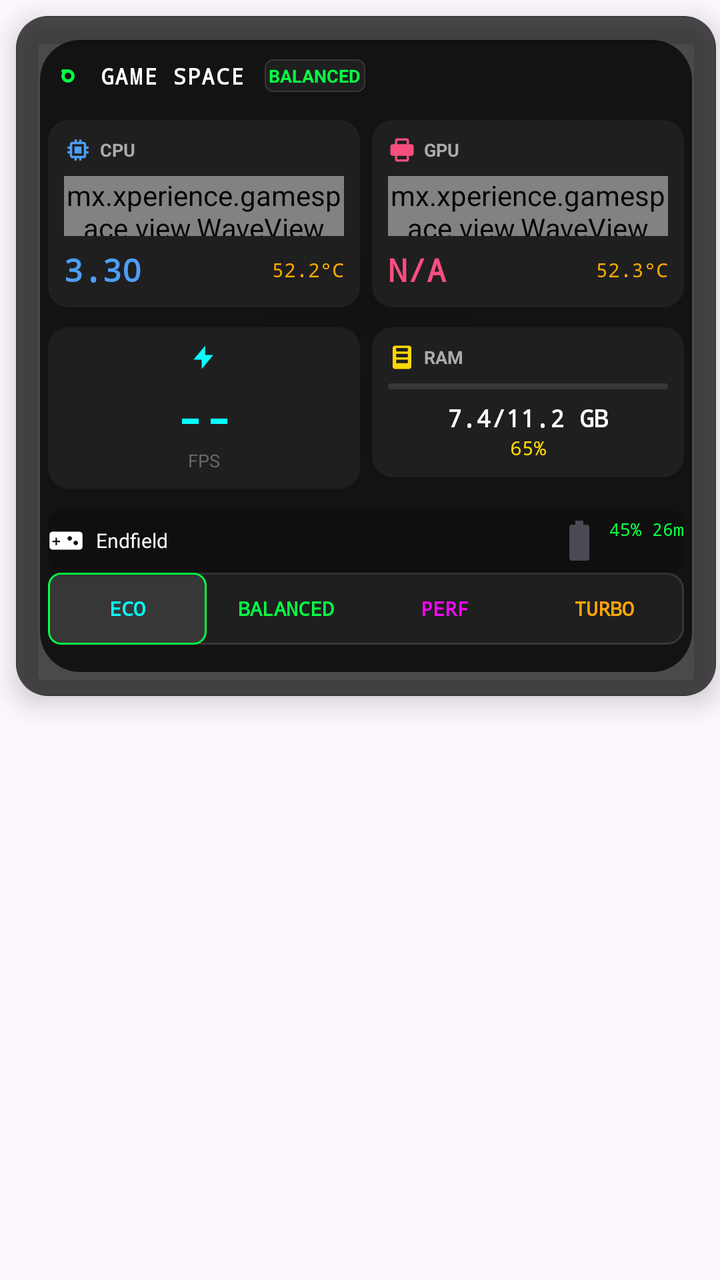
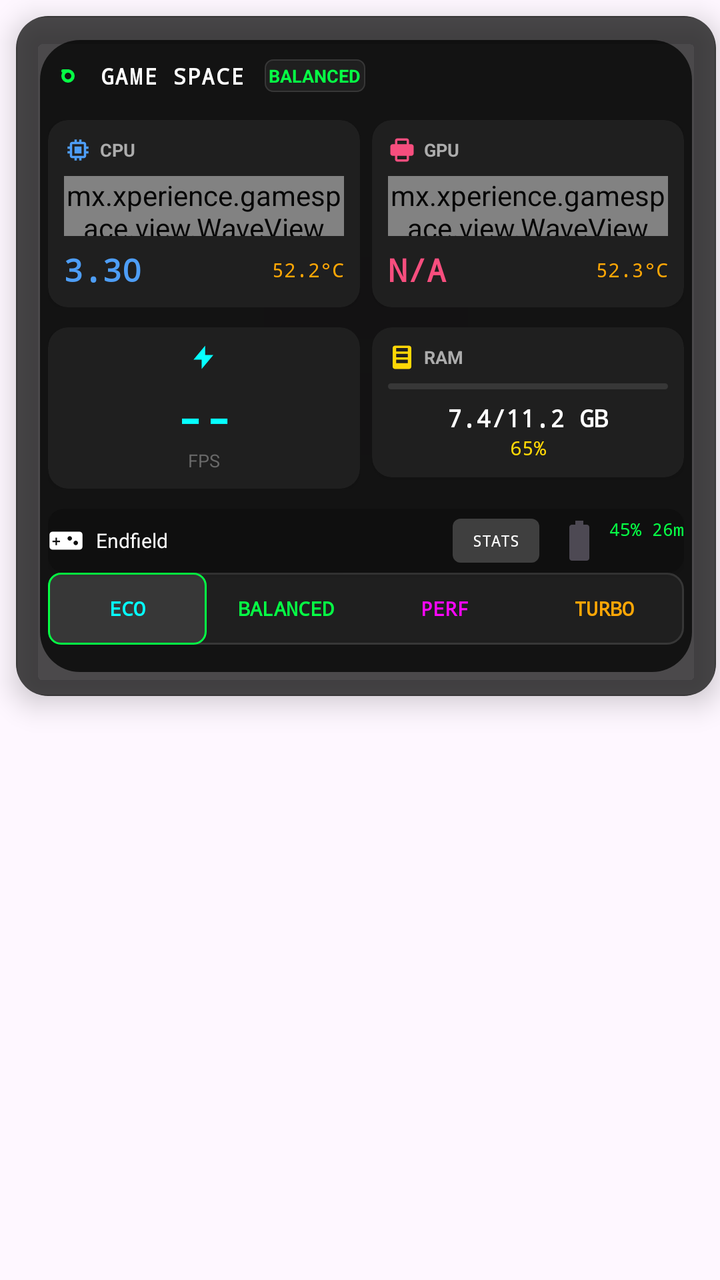

Screens rendered from an Android XML layout before and after an edit, with the pre-edit source and the edit as a unified diff.
<!-- AndroidManifest.xml: application theme Theme.GameSpace -->
<!-- res/layout/overlay_game_panel_original.xml -->
<?xml version="1.0" encoding="utf-8"?>
<FrameLayout xmlns:android="http://schemas.android.com/apk/res/android"
    xmlns:app="http://schemas.android.com/apk/res-auto"
    android:layout_width="wrap_content"
    android:layout_height="wrap_content"
    android:background="@android:color/transparent">

    <View
        android:id="@+id/outside_touch"
        android:layout_width="match_parent"
        android:layout_height="match_parent"
        android:background="@android:color/transparent" />

    
    <androidx.cardview.widget.CardView
        android:id="@+id/panel_background"
        android:layout_width="350dp"
        android:layout_height="340dp"
        app:cardBackgroundColor="@android:color/transparent"
        app:cardCornerRadius="16dp"
        app:cardElevation="8dp"
        android:layout_margin="8dp">

        <FrameLayout
            android:layout_width="match_parent"
            android:layout_height="wrap_content"
            android:padding="12dp"
            android:alpha="0.98"
            android:background="@drawable/bg_panel_dark">  

            
            <View
                android:id="@+id/panel_blur_background"
                android:layout_width="match_parent"
                android:layout_height="match_parent"
                android:background="@drawable/bg_gaming_blur" />

            
            <LinearLayout
                android:layout_width="match_parent"
                android:layout_height="wrap_content"
                android:orientation="vertical"
                android:padding="4dp">  

                
                <LinearLayout
                    android:layout_width="match_parent"
                    android:layout_height="28dp"
                    android:layout_marginBottom="8dp"
                    android:gravity="center_vertical">

                    <ImageView
                        android:layout_width="20dp"
                        android:layout_height="20dp"
                        android:src="@drawable/ic_gaming_logo"
                        android:tint="#00FF41" />

                    <TextView
                        android:layout_width="wrap_content"
                        android:layout_height="wrap_content"
                        android:layout_marginStart="6dp"
                        android:fontFamily="monospace"
                        android:letterSpacing="0.05"
                        android:text="GAME SPACE"
                        android:textColor="#FFFFFF"
                        android:textSize="11sp"
                        android:textStyle="bold" />
                    <LinearLayout
                        android:layout_width="wrap_content"
                        android:layout_height="wrap_content"
                        android:layout_marginStart="10dp">
                        
                        <TextView
                            android:id="@+id/mode_indicator"
                            android:layout_width="wrap_content"
                            android:layout_height="wrap_content"
                            android:layout_gravity="end"
                            android:background="@drawable/bg_mode_indicator"
                            android:padding="2dp"
                            android:text="BALANCED"
                            android:textColor="#00FF41"
                            android:textSize="9sp"
                            android:textStyle="bold" />
                    </LinearLayout>
                </LinearLayout>


                
                <LinearLayout
                    android:layout_width="match_parent"
                    android:layout_height="wrap_content"
                    android:layout_marginBottom="10dp"
                    android:orientation="horizontal">

                    
                    <androidx.cardview.widget.CardView
                        android:layout_width="0dp"
                        android:layout_height="wrap_content"
                        android:layout_marginEnd="6dp"
                        android:layout_weight="1"
                        android:backgroundTint="#1A1A1A"
                        app:cardCornerRadius="10dp"
                        app:cardElevation="2dp">

                        <LinearLayout
                            android:layout_width="match_parent"
                            android:layout_height="wrap_content"
                            android:orientation="vertical"
                            android:padding="8dp">  

                            
                            <LinearLayout
                                android:layout_width="match_parent"
                                android:layout_height="wrap_content"
                                android:layout_marginBottom="6dp"
                                android:gravity="center_vertical">

                                <ImageView
                                    android:layout_width="14dp"
                                    android:layout_height="14dp"
                                    android:src="@drawable/ic_cpu"
                                    android:tint="#4a9cf7" />

                                <TextView
                                    android:layout_width="wrap_content"
                                    android:layout_height="wrap_content"
                                    android:layout_marginStart="4dp"
                                    android:text="CPU"
                                    android:textColor="#AAAAAA"
                                    android:textSize="9sp"
                                    android:textStyle="bold" />
                            </LinearLayout>

                            
                            <mx.xperience.gamespace.view.WaveView
                                android:id="@+id/cpu_chart"
                                android:layout_width="match_parent"
                                android:layout_height="30dp"
                                android:layout_marginBottom="6dp" />

                            
                            <LinearLayout
                                android:layout_width="match_parent"
                                android:layout_height="wrap_content"
                                android:gravity="center_vertical"
                                android:orientation="horizontal">

                                <TextView
                                    android:id="@+id/cpu_val"
                                    android:layout_width="0dp"
                                    android:layout_height="wrap_content"
                                    android:layout_weight="1"
                                    android:fontFamily="monospace"
                                    android:text="3.30"
                                    android:textColor="#4a9cf7"
                                    android:textSize="16sp"
                                    android:textStyle="bold" />

                                <TextView
                                    android:id="@+id/cpu_temp"
                                    android:layout_width="wrap_content"
                                    android:layout_height="wrap_content"
                                    android:fontFamily="monospace"
                                    android:text="52.2°C"
                                    android:textColor="#FFA500"
                                    android:textSize="10sp" />
                            </LinearLayout>

                           
                        </LinearLayout>
                    </androidx.cardview.widget.CardView>

                    
                    <androidx.cardview.widget.CardView
                        android:layout_width="0dp"
                        android:layout_height="wrap_content"
                        android:layout_weight="1"
                        android:backgroundTint="#1A1A1A"
                        app:cardCornerRadius="10dp"
                        app:cardElevation="2dp">

                        <LinearLayout
                            android:layout_width="match_parent"
                            android:layout_height="wrap_content"
                            android:orientation="vertical"
                            android:padding="8dp">

                            
                            <LinearLayout
                                android:layout_width="match_parent"
                                android:layout_height="wrap_content"
                                android:layout_marginBottom="6dp"
                                android:gravity="center_vertical">

                                <ImageView
                                    android:layout_width="14dp"
                                    android:layout_height="14dp"
                                    android:src="@drawable/ic_gpu"
                                    android:tint="#f74a7b" />

                                <TextView
                                    android:layout_width="wrap_content"
                                    android:layout_height="wrap_content"
                                    android:layout_marginStart="4dp"
                                    android:text="GPU"
                                    android:textColor="#AAAAAA"
                                    android:textSize="9sp"
                                    android:textStyle="bold" />
                            </LinearLayout>

                            
                            <mx.xperience.gamespace.view.WaveView
                                android:id="@+id/gpu_chart"
                                android:layout_width="match_parent"
                                android:layout_height="30dp"
                                android:layout_marginBottom="6dp" />

                            
                            <LinearLayout
                                android:layout_width="match_parent"
                                android:layout_height="wrap_content"
                                android:gravity="center_vertical"
                                android:orientation="horizontal">

                                <TextView
                                    android:id="@+id/gpu_val"
                                    android:layout_width="0dp"
                                    android:layout_height="wrap_content"
                                    android:layout_weight="1"
                                    android:fontFamily="monospace"
                                    android:text="N/A"
                                    android:textColor="#f74a7b"
                                    android:textSize="16sp"
                                    android:textStyle="bold" />

                                <TextView
                                    android:id="@+id/gpu_temp"
                                    android:layout_width="wrap_content"
                                    android:layout_height="wrap_content"
                                    android:fontFamily="monospace"
                                    android:text="52.3°C"
                                    android:textColor="#FFA500"
                                    android:textSize="10sp" />
                            </LinearLayout>

                            
                        </LinearLayout>
                    </androidx.cardview.widget.CardView>
                </LinearLayout>

                
                <LinearLayout
                    android:layout_width="match_parent"
                    android:layout_height="wrap_content"
                    android:layout_marginBottom="10dp"
                    android:orientation="horizontal">

                    
                    <androidx.cardview.widget.CardView
                        android:layout_width="0dp"
                        android:layout_height="wrap_content"
                        android:layout_marginEnd="6dp"
                        android:layout_weight="1"
                        android:backgroundTint="#1A1A1A"
                        app:cardCornerRadius="10dp"
                        app:cardElevation="2dp">

                        <LinearLayout
                            android:layout_width="match_parent"
                            android:layout_height="wrap_content"
                            android:gravity="center"
                            android:orientation="vertical"
                            android:padding="8dp">

                            
                            <LinearLayout
                                android:layout_width="match_parent"
                                android:layout_height="wrap_content"
                                android:layout_marginBottom="6dp"
                                android:gravity="center">

                                <ImageView
                                    android:layout_width="14dp"
                                    android:layout_height="14dp"
                                    android:src="@drawable/ic_fps"
                                    android:tint="#00FFFF" />
                            </LinearLayout>

                            
                            <TextView
                                android:id="@+id/fps_counter"
                                android:layout_width="wrap_content"
                                android:layout_height="wrap_content"
                                android:fontFamily="monospace"
                                android:text="--"
                                android:textColor="#00FFFF"
                                android:textSize="24sp"
                                android:textStyle="bold" />

                            <TextView
                                android:layout_width="match_parent"
                                android:layout_height="wrap_content"
                                android:gravity="center"
                                android:text="FPS"
                                android:textColor="#666666"
                                android:textSize="9sp" />
                        </LinearLayout>
                    </androidx.cardview.widget.CardView>

                    
                    <androidx.cardview.widget.CardView
                        android:layout_width="0dp"
                        android:layout_height="wrap_content"
                        android:layout_weight="1"
                        android:backgroundTint="#1A1A1A"
                        app:cardCornerRadius="10dp"
                        app:cardElevation="2dp">

                        <LinearLayout
                            android:layout_width="match_parent"
                            android:layout_height="wrap_content"
                            android:orientation="vertical"
                            android:padding="8dp">

                            
                            <LinearLayout
                                android:layout_width="match_parent"
                                android:layout_height="wrap_content"
                                android:layout_marginBottom="6dp"
                                android:gravity="center_vertical">

                                <ImageView
                                    android:layout_width="14dp"
                                    android:layout_height="14dp"
                                    android:src="@drawable/ic_ram"
                                    android:tint="#FFD700" />

                                <TextView
                                    android:layout_width="wrap_content"
                                    android:layout_height="wrap_content"
                                    android:layout_marginStart="4dp"
                                    android:text="RAM"
                                    android:textColor="#AAAAAA"
                                    android:textSize="9sp"
                                    android:textStyle="bold" />
                            </LinearLayout>

                            
                            <androidx.core.widget.ContentLoadingProgressBar
                                android:id="@+id/ram_progress"
                                style="?android:attr/progressBarStyleHorizontal"
                                android:layout_width="match_parent"
                                android:layout_height="3dp"
                                android:layout_marginBottom="6dp"
                                android:progressDrawable="@drawable/progress_ram" />

                            
                            <TextView
                                android:id="@+id/ram_info"
                                android:layout_width="match_parent"
                                android:layout_height="wrap_content"
                                android:fontFamily="monospace"
                                android:gravity="center"
                                android:text="7.4/11.2 GB"
                                android:textColor="#FFFFFF"
                                android:textSize="12sp"
                                android:textStyle="bold" />

                            <TextView
                                android:id="@+id/ram_percent"
                                android:layout_width="match_parent"
                                android:layout_height="wrap_content"
                                android:fontFamily="monospace"
                                android:gravity="center"
                                android:text="65%"
                                android:textColor="#FFD700"
                                android:textSize="10sp" />
                        </LinearLayout>
                    </androidx.cardview.widget.CardView>
                </LinearLayout>

                
                <androidx.cardview.widget.CardView
                    android:layout_width="match_parent"
                    android:layout_height="32dp"
                    android:backgroundTint="#0A0A0A"
                    android:padding="6dp"
                    app:cardCornerRadius="8dp">

                    <LinearLayout
                        android:layout_width="match_parent"
                        android:layout_height="match_parent"
                        android:gravity="center_vertical"
                        android:orientation="horizontal">

                        <ImageView
                            android:layout_width="18dp"
                            android:layout_height="18dp"
                            android:layout_marginEnd="6dp"
                            android:src="@drawable/ic_game_controller"
                            android:tint="#FFFFFF" />

                        <TextView
                            android:id="@+id/game_name"
                            android:layout_width="0dp"
                            android:layout_height="wrap_content"
                            android:layout_weight="1"
                            android:ellipsize="end"
                            android:maxLines="1"
                            android:text="Endfield"
                            android:textColor="#FFFFFF"
                            android:textSize="10sp" />

                        <TextView
                            android:id="@+id/battery_info"
                            android:layout_width="wrap_content"
                            android:layout_height="wrap_content"
                            android:drawableStart="@drawable/ic_battery"
                            android:drawablePadding="3dp"
                            android:fontFamily="monospace"
                            android:text="45% 26m"
                            android:textColor="#00FF41"
                            android:textSize="9sp" />
                    </LinearLayout>
                </androidx.cardview.widget.CardView>

                
                <LinearLayout
                    android:layout_width="match_parent"
                    android:layout_height="36dp"
                    android:orientation="horizontal"
                    android:gravity="center"
                    android:layout_marginBottom="12dp"
                    android:background="@drawable/bg_mode_selector">

                    
                    <TextView
                        android:id="@+id/btn_power_saving"
                        android:layout_width="0dp"
                        android:layout_height="match_parent"
                        android:layout_weight="1"
                        android:gravity="center"
                        android:text="ECO"
                        android:textColor="#00FFFF"
                        android:textSize="10sp"
                        android:textStyle="bold"
                        android:background="@drawable/bg_mode_selected"
                        android:fontFamily="monospace"
                        android:padding="4dp" />

                    
                    <TextView
                        android:id="@+id/btn_balanced"
                        android:layout_width="0dp"
                        android:layout_height="match_parent"
                        android:layout_weight="1"
                        android:gravity="center"
                        android:text="BALANCED"
                        android:textColor="#00FF41"
                        android:textSize="10sp"
                        android:textStyle="bold"
                        android:fontFamily="monospace"
                        android:padding="4dp" />

                    
                    <TextView
                        android:id="@+id/btn_performance"
                        android:layout_width="0dp"
                        android:layout_height="match_parent"
                        android:layout_weight="1"
                        android:gravity="center"
                        android:text="PERF"
                        android:textColor="#FF00FF"
                        android:textSize="10sp"
                        android:textStyle="bold"
                        android:fontFamily="monospace"
                        android:padding="4dp" />

                    
                    <TextView
                        android:id="@+id/btn_turbo"
                        android:layout_width="0dp"
                        android:layout_height="match_parent"
                        android:layout_weight="1"
                        android:gravity="center"
                        android:text="TURBO"
                        android:textColor="#FFA500"
                        android:textSize="10sp"
                        android:textStyle="bold"
                        android:fontFamily="monospace"
                        android:padding="4dp" />
                </LinearLayout>
            </LinearLayout>
        </FrameLayout>
    </androidx.cardview.widget.CardView>

</FrameLayout>
<!-- resources referenced by this layout -->
<resources>
  <!-- drawable bg_gaming_blur (drawable) -->
  <?xml version="1.0" encoding="utf-8"?>
  <shape xmlns:android="http://schemas.android.com/apk/res/android">
      <solid android:color="#CC000000" />
      <corners android:radius="20dp" />
  </shape>
  <!-- drawable bg_mode_indicator (drawable) -->
  <?xml version="1.0" encoding="utf-8"?>
  <shape xmlns:android="http://schemas.android.com/apk/res/android">
      <solid android:color="#1A1A1A" />
      <corners android:radius="4dp" />
      <stroke android:width="0.5dp" android:color="#333333" />
  </shape>
  <!-- drawable bg_mode_selected (drawable) -->
  <?xml version="1.0" encoding="utf-8"?>
  <shape xmlns:android="http://schemas.android.com/apk/res/android">
      <solid android:color="#333333" />
      <corners android:radius="6dp" />
      <stroke android:width="1dp" android:color="#00FF41" />
  </shape>
  <!-- drawable bg_mode_selector (drawable) -->
  <?xml version="1.0" encoding="utf-8"?>
  <shape xmlns:android="http://schemas.android.com/apk/res/android">
      <solid android:color="#1A1A1A" />
      <corners android:radius="8dp" />
      <stroke android:width="1dp" android:color="#333333" />
  </shape>
  <!-- drawable bg_panel_dark (drawable) -->
  <?xml version="1.0" encoding="utf-8"?>
  <shape xmlns:android="http://schemas.android.com/apk/res/android">
      <solid android:color="#CC1A1A1A" />  
      <corners android:radius="14dp" />
      <stroke android:width="0.8dp" android:color="#333333" />
  </shape>
  <!-- drawable ic_battery (drawable) -->
  <?xml version="1.0" encoding="utf-8"?>
  <vector xmlns:android="http://schemas.android.com/apk/res/android"
      android:width="24dp"
      android:height="24dp"
      android:viewportWidth="24"
      android:viewportHeight="24"
      android:tint="?attr/colorControlNormal">
  
      <path
          android:fillColor="@android:color/white"
          android:pathData="M15.67,4H14V2h-4v2H8.33C7.6,4 7,4.6 7,5.33v15.33C7,21.4 7.6,22 8.33,22h7.33c0.74,0 1.34,-0.6 1.34,-1.33V5.33C17,4.6 16.4,4 15.67,4z" />
  
  </vector>
  <!-- drawable ic_cpu (drawable) -->
  <?xml version="1.0" encoding="utf-8"?>
  <vector xmlns:android="http://schemas.android.com/apk/res/android"
      android:width="24dp"
      android:height="24dp"
      android:viewportWidth="24"
      android:viewportHeight="24">
      <path
          android:fillColor="@android:color/white"
          android:pathData="M15,9H9v6h6V9zM21,11V9h-2V7c0-1.1-0.9-2-2-2h-2V3h-2v2h-2V3h-2v2H7C5.9,5,5,5.9,5,7v2H3v2h2v2H3v2h2v2c0,1.1,0.9,2,2,2h2v2h2v-2h2v2h2v-2h2c1.1,0,2-0.9,2-2v-2h2v-2h-2v-2H21zM17,17H7V7h10V17z" />
  </vector>
  <!-- drawable ic_fps (drawable) -->
  <?xml version="1.0" encoding="utf-8"?>
  <vector xmlns:android="http://schemas.android.com/apk/res/android"
      android:width="24dp"
      android:height="24dp"
      android:viewportWidth="24"
      android:viewportHeight="24">
      <path
          android:fillColor="@android:color/white"
          android:pathData="M13,2L3,14h7v8l10,-12h-7z" />
  </vector>
  <!-- drawable ic_ram (drawable) -->
  <?xml version="1.0" encoding="utf-8"?>
  <vector xmlns:android="http://schemas.android.com/apk/res/android"
      android:width="24dp"
      android:height="24dp"
      android:viewportWidth="24"
      android:viewportHeight="24">
      <path
          android:fillColor="@android:color/white"
          android:pathData="M18,2h-12c-1.1,0 -2,0.9 -2,2v16c0,1.1 0.9,2 2,2h12c1.1,0 2,-0.9 2,-2v-16c0,-1.1 -0.9,-2 -2,-2zM7,4h10v3h-10v-3zM7,9h10v3h-10v-3zM7,14h10v3h-10v-3z" />
  </vector>
  <style name="Theme.GameSpace" parent="Base.Theme.GameSpace" />
  <style name="Base.Theme.GameSpace" parent="Theme.Material3.DayNight.NoActionBar">
          
          
      </style>
  <!-- unchanged entries left out for length: 4 -->
</resources>

<!-- the commit's change to res/layout/overlay_game_panel_original.xml (unified diff, before → after) -->
@@ -412,6 +412,22 @@
                             android:textSize="10sp" />
 
                         <TextView
+                            android:id="@+id/btn_stats_toggle"
+                            android:layout_width="wrap_content"
+                            android:layout_height="22dp"
+                            android:layout_marginEnd="8dp"
+                            android:background="@drawable/bg_button_stats"
+                            android:clickable="true"
+                            android:focusable="true"
+                            android:gravity="center"
+                            android:paddingHorizontal="10dp"
+                            android:text="STATS"
+                            android:textAllCaps="true"
+                            android:textColor="#FFFFFF"
+                            android:textSize="8sp"
+                            android:fontFamily="monospace" />
+
+                        <TextView
                             android:id="@+id/battery_info"
                             android:layout_width="wrap_content"
                             android:layout_height="wrap_content"
<!-- resource entries referenced after the edit -->
@@ -1,5 +1,10 @@
 <!-- resources referenced by this layout -->
 <resources>
+  <!-- drawable bg_button_stats (drawable) -->
+  <shape xmlns:android="http://schemas.android.com/apk/res/android">
+      <solid android:color="#33FFFFFF" />
+      <corners android:radius="4dp" />
+  </shape>
   <!-- drawable bg_gaming_blur (drawable) -->
   <?xml version="1.0" encoding="utf-8"?>
   <shape xmlns:android="http://schemas.android.com/apk/res/android">
